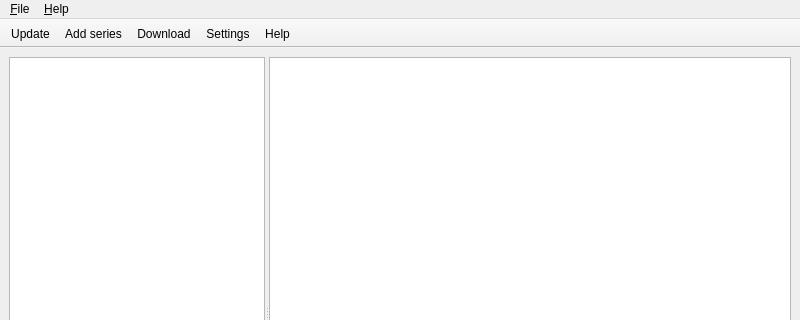
Qt form src/res/mainWindow.ui (christofsteel/mucomicload) before a commit; both pictures show x 0 to 800 and y 0 to 320 of the 800 by 600 pixel window.
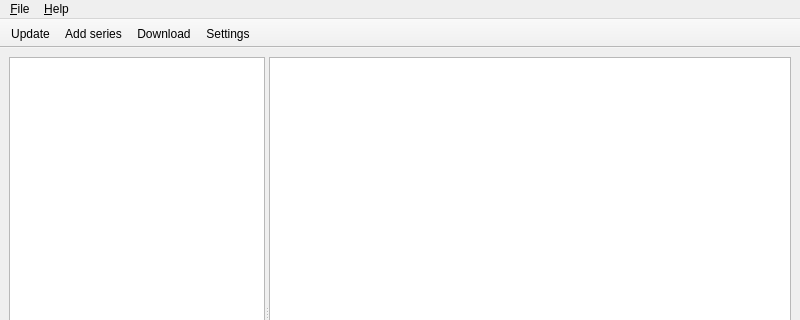
The same form after that commit. Icons and pictures are not drawn.

```diff
--- a/src/res/mainWindow.ui
+++ b/src/res/mainWindow.ui
@@ -127,7 +127,6 @@
    <addaction name="actionAdd_series"/>
    <addaction name="actionDownload"/>
    <addaction name="menuFileSettings"/>
-   <addaction name="actionHelp"/>
   </widget>
   <widget class="QStatusBar" name="statusBar">
    <property name="sizeGripEnabled">
@@ -175,15 +174,6 @@
     <string>&amp;About MUComicLoad</string>
    </property>
   </action>
-  <action name="actionHelp">
-   <property name="icon">
-    <iconset resource="mucomicload.qrc">
-     <normaloff>:/res/help.png</normaloff>:/res/help.png</iconset>
-   </property>
-   <property name="text">
-    <string>&amp;Help</string>
-   </property>
-  </action>
   <action name="actionDownload">
    <property name="icon">
     <iconset resource="mucomicload.qrc">
```
Left out of the diff: 11 changed lines with no effect on the pictures.
